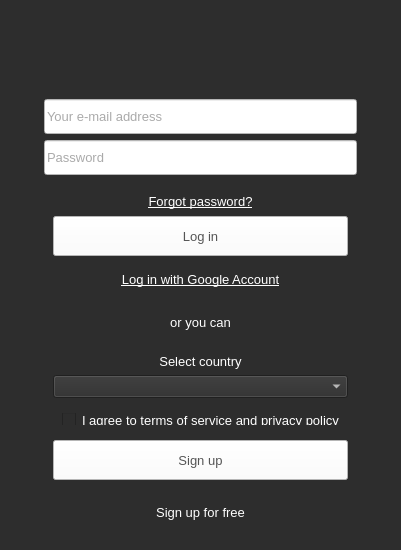
This is src/ui/linux/TogglDesktop/loginwidget.ui in toggl-open-source/toggldesktop as Qt 5 draws it before an edit. The edited form follows.
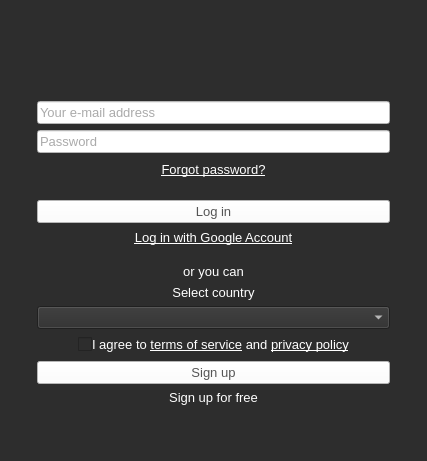
This is the edited form. Icons and pictures are not drawn.

Commit message:
Fix the login widget layout (linux)
Basically all spacing policies are removed, vertical spacers have been reorganized, two horizontal spacers were added for the checbox and gaps are now handled using stylesheets instead of spacers (that created weird overlaps).

Fixes #2657 (?)

```diff
--- a/src/ui/linux/TogglDesktop/loginwidget.ui
+++ b/src/ui/linux/TogglDesktop/loginwidget.ui
@@ -6,8 +6,8 @@
    <rect>
     <x>0</x>
     <y>0</y>
-    <width>401</width>
-    <height>550</height>
+    <width>427</width>
+    <height>461</height>
    </rect>
   </property>
   <property name="sizePolicy">
@@ -43,12 +43,6 @@
    </property>
    <item>
     <widget class="QFrame" name="FullFrame">
-     <property name="minimumSize">
-      <size>
-       <width>0</width>
-       <height>0</height>
-      </size>
-     </property>
      <property name="styleSheet">
       <string notr="true">background-color: rgb(45, 45, 45);</string>
      </property>
@@ -64,12 +58,6 @@
      <layout class="QVBoxLayout" name="verticalLayout_2">
       <item alignment="Qt::AlignHCenter">
        <widget class="QFrame" name="CenterFrame">
-        <property name="minimumSize">
-         <size>
-          <width>240</width>
-          <height>300</height>
-         </size>
-        </property>
         <property name="frameShape">
          <enum>QFrame::NoFrame</enum>
         </property>
@@ -81,13 +69,10 @@
         </property>
         <layout class="QVBoxLayout" name="verticalLayout_3">
          <item>
-          <spacer name="verticalSpacer_3">
+          <spacer name="verticalSpacer">
            <property name="orientation">
             <enum>Qt::Vertical</enum>
            </property>
-           <property name="sizeType">
-            <enum>QSizePolicy::Fixed</enum>
-           </property>
            <property name="sizeHint" stdset="0">
             <size>
              <width>20</width>
@@ -98,6 +83,9 @@
          </item>
          <item>
           <widget class="QLabel" name="logo">
+           <property name="styleSheet">
+            <string notr="true">padding:12px</string>
+           </property>
            <property name="text">
             <string/>
            </property>
@@ -109,40 +97,12 @@
            </property>
           </widget>
          </item>
-         <item>
-          <spacer name="verticalSpacer_2">
-           <property name="orientation">
-            <enum>Qt::Vertical</enum>
-           </property>
-           <property name="sizeType">
-            <enum>QSizePolicy::Fixed</enum>
-           </property>
-           <property name="sizeHint" stdset="0">
-            <size>
-             <width>20</width>
-             <height>20</height>
-            </size>
-           </property>
-          </spacer>
-         </item>
          <item>
           <widget class="QLineEdit" name="email">
            <property name="minimumSize">
             <size>
-             <width>220</width>
-             <height>35</height>
-            </size>
-           </property>
-           <property name="maximumSize">
-            <size>
              <width>320</width>
-             <height>16777215</height>
-            </size>
-           </property>
-           <property name="baseSize">
-            <size>
-             <width>0</width>
-             <height>20</height>
+             <height>0</height>
             </size>
            </property>
            <property name="autoFillBackground">
@@ -160,14 +120,8 @@
           <widget class="QLineEdit" name="password">
            <property name="minimumSize">
             <size>
-             <width>220</width>
-             <height>35</height>
-            </size>
-           </property>
-           <property name="maximumSize">
-            <size>
              <width>320</width>
-             <height>16777215</height>
+             <height>0</height>
             </size>
            </property>
            <property name="autoFillBackground">
@@ -188,31 +142,25 @@
           </widget>
          </item>
          <item>
-          <widget class="QFrame" name="loginFrame">
-           <property name="minimumSize">
-            <size>
-             <width>0</width>
-             <height>80</height>
-            </size>
-           </property>
+          <widget class="QWidget" name="loginWidget" native="true">
            <layout class="QVBoxLayout" name="loginFram">
             <property name="spacing">
              <number>1</number>
             </property>
+            <property name="leftMargin">
+             <number>0</number>
+            </property>
+            <property name="topMargin">
+             <number>0</number>
+            </property>
+            <property name="rightMargin">
+             <number>0</number>
+            </property>
+            <property name="bottomMargin">
+             <number>0</number>
+            </property>
             <item>
              <widget class="QLabel" name="forgotPassword">
-              <property name="minimumSize">
-               <size>
-                <width>0</width>
-                <height>25</height>
-               </size>
-              </property>
-              <property name="maximumSize">
-               <size>
-                <width>16777215</width>
-                <height>17</height>
-               </size>
-              </property>
               <property name="font">
                <font>
                 <pointsize>-1</pointsize>
@@ -222,7 +170,7 @@
                <bool>true</bool>
               </property>
               <property name="styleSheet">
-               <string notr="true">color:#fff;</string>
+               <string notr="true">color:#fff;padding-bottom:18px;</string>
               </property>
               <property name="text">
                <string>&lt;a href=&quot;https://www.toggl.com/forgot-password&quot;&gt;&lt;span style=&quot; text-decoration: underline; color:#fff;&quot;&gt;Forgot password?&lt;/span&gt;&lt;/a&gt;</string>
@@ -245,13 +193,7 @@
              <widget class="QPushButton" name="login">
               <property name="minimumSize">
                <size>
-                <width>100</width>
-                <height>40</height>
-               </size>
-              </property>
-              <property name="baseSize">
-               <size>
-                <width>0</width>
+                <width>320</width>
                 <height>0</height>
                </size>
               </property>
@@ -266,46 +208,18 @@
               </property>
              </widget>
             </item>
-            <item>
-             <spacer name="verticalSpacer_5">
-              <property name="orientation">
-               <enum>Qt::Vertical</enum>
-              </property>
-              <property name="sizeType">
-               <enum>QSizePolicy::Fixed</enum>
-              </property>
-              <property name="sizeHint" stdset="0">
-               <size>
-                <width>0</width>
-                <height>20</height>
-               </size>
-              </property>
-             </spacer>
-            </item>
             <item>
              <widget class="QLabel" name="googleLogin">
               <property name="enabled">
                <bool>true</bool>
               </property>
-              <property name="minimumSize">
-               <size>
-                <width>0</width>
-                <height>25</height>
-               </size>
-              </property>
-              <property name="maximumSize">
-               <size>
-                <width>16777215</width>
-                <height>17</height>
-               </size>
-              </property>
               <property name="font">
                <font>
                 <pointsize>-1</pointsize>
                </font>
               </property>
               <property name="styleSheet">
-               <string notr="true">color:#fff;</string>
+               <string notr="true">color:#fff;padding-top:6px</string>
               </property>
               <property name="text">
                <string>&lt;html&gt;&lt;head/&gt;&lt;body&gt;&lt;p&gt;&lt;a href=&quot;#google_login&quot;&gt;&lt;span style=&quot; text-decoration: underline; color:#fff;&quot;&gt;Log in with Google Account&lt;/span&gt;&lt;/a&gt;&lt;/p&gt;&lt;/body&gt;&lt;/html&gt;</string>
@@ -321,26 +235,10 @@
               </property>
              </widget>
             </item>
-            <item>
-             <spacer name="verticalSpacer_6">
-              <property name="orientation">
-               <enum>Qt::Vertical</enum>
-              </property>
-              <property name="sizeType">
-               <enum>QSizePolicy::Fixed</enum>
-              </property>
-              <property name="sizeHint" stdset="0">
-               <size>
-                <width>20</width>
-                <height>40</height>
-               </size>
-              </property>
-             </spacer>
-            </item>
             <item>
              <widget class="QLabel" name="oryoucan">
               <property name="styleSheet">
-               <string notr="true">color:#fff;</string>
+               <string notr="true">color:#fff;padding-top:18px</string>
               </property>
               <property name="text">
                <string>or you can</string>
@@ -354,8 +252,20 @@
           </widget>
          </item>
          <item>
-          <widget class="QFrame" name="signupFrame">
+          <widget class="QWidget" name="signupWidget" native="true">
            <layout class="QVBoxLayout" name="singupFrame">
+            <property name="leftMargin">
+             <number>0</number>
+            </property>
+            <property name="topMargin">
+             <number>0</number>
+            </property>
+            <property name="rightMargin">
+             <number>0</number>
+            </property>
+            <property name="bottomMargin">
+             <number>0</number>
+            </property>
             <item>
              <widget class="QLabel" name="countryLabel">
               <property name="styleSheet">
@@ -371,6 +281,12 @@
             </item>
             <item>
              <widget class="QComboBox" name="countryComboBox">
+              <property name="minimumSize">
+               <size>
+                <width>353</width>
+                <height>0</height>
+               </size>
+              </property>
               <property name="styleSheet">
                <string notr="true">color:#fff;</string>
               </property>
@@ -378,21 +294,37 @@
             </item>
             <item>
              <widget class="QFrame" name="horizontalFrame">
-              <property name="minimumSize">
-               <size>
-                <width>0</width>
-                <height>30</height>
-               </size>
-              </property>
               <layout class="QHBoxLayout" name="horizontalLayout">
+               <property name="spacing">
+                <number>0</number>
+               </property>
+               <property name="leftMargin">
+                <number>0</number>
+               </property>
+               <property name="topMargin">
+                <number>0</number>
+               </property>
+               <property name="rightMargin">
+                <number>0</number>
+               </property>
+               <property name="bottomMargin">
+                <number>0</number>
+               </property>
+               <item>
+                <spacer name="horizontalSpacer">
+                 <property name="orientation">
+                  <enum>Qt::Horizontal</enum>
+                 </property>
+                 <property name="sizeHint" stdset="0">
+                  <size>
+                   <width>40</width>
+                   <height>20</height>
+                  </size>
+                 </property>
+                </spacer>
+               </item>
                <item>
                 <widget class="QCheckBox" name="tosCheckBox">
-                 <property name="maximumSize">
-                  <size>
-                   <width>20</width>
-                   <height>16777215</height>
-                  </size>
-                 </property>
                  <property name="styleSheet">
                   <string notr="true">color:#fff;</string>
                  </property>
@@ -414,6 +346,19 @@
                  </property>
                 </widget>
                </item>
+               <item>
+                <spacer name="horizontalSpacer_2">
+                 <property name="orientation">
+                  <enum>Qt::Horizontal</enum>
+                 </property>
+                 <property name="sizeHint" stdset="0">
+                  <size>
+                   <width>40</width>
+                   <height>20</height>
+                  </size>
+                 </property>
+                </spacer>
+               </item>
               </layout>
              </widget>
             </item>
@@ -421,13 +366,7 @@
              <widget class="QPushButton" name="signup">
               <property name="minimumSize">
                <size>
-                <width>100</width>
-                <height>40</height>
-               </size>
-              </property>
-              <property name="baseSize">
-               <size>
-                <width>0</width>
+                <width>320</width>
                 <height>0</height>
                </size>
               </property>
@@ -451,22 +390,6 @@
            </layout>
           </widget>
          </item>
-         <item>
-          <spacer name="verticalSpacer_4">
-           <property name="orientation">
-            <enum>Qt::Vertical</enum>
-           </property>
-           <property name="sizeType">
-            <enum>QSizePolicy::Fixed</enum>
-           </property>
-           <property name="sizeHint" stdset="0">
-            <size>
-             <width>20</width>
-             <height>10</height>
-            </size>
-           </property>
-          </spacer>
-         </item>
          <item>
           <widget class="QLabel" name="viewchangelabel">
            <property name="font">
@@ -489,7 +412,7 @@
           </widget>
          </item>
          <item>
-          <spacer name="verticalSpacer">
+          <spacer name="verticalSpacer_2">
            <property name="orientation">
             <enum>Qt::Vertical</enum>
            </property>
```
The commit also changes 1 other file.
